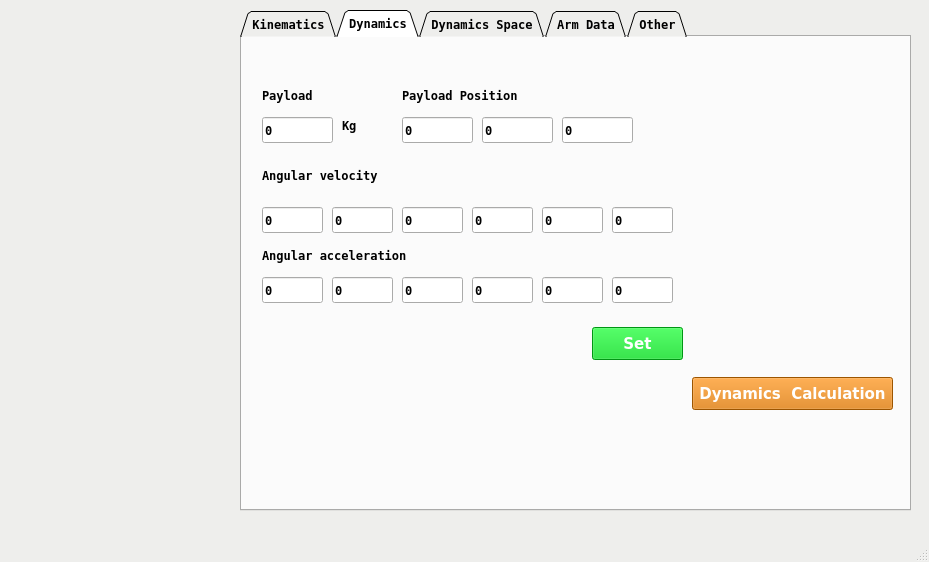
Old version of the form interface_control/scripts/main.ui in the repository SamKaiYang/Optimization-of-robotic-arm-design.
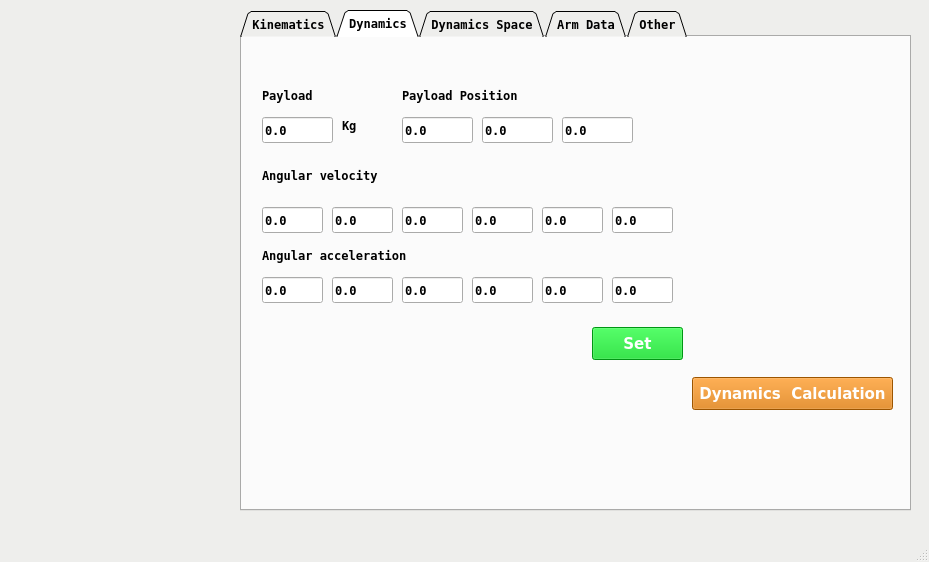
New version of the form. Icons and pictures are not drawn.

```diff
--- a/interface_control/scripts/main.ui
+++ b/interface_control/scripts/main.ui
@@ -367,7 +367,7 @@
        </rect>
       </property>
       <property name="text">
-       <string>0</string>
+       <string>0.0</string>
       </property>
      </widget>
      <widget class="QLineEdit" name="lineEdit_vel_0">
@@ -380,7 +380,7 @@
        </rect>
       </property>
       <property name="text">
-       <string>0</string>
+       <string>0.0</string>
       </property>
      </widget>
      <widget class="QLabel" name="label">
@@ -432,7 +432,7 @@
        </rect>
       </property>
       <property name="text">
-       <string>0</string>
+       <string>0.0</string>
       </property>
      </widget>
      <widget class="QLineEdit" name="lineEdit_vel_2">
@@ -445,7 +445,7 @@
        </rect>
       </property>
       <property name="text">
-       <string>0</string>
+       <string>0.0</string>
       </property>
      </widget>
      <widget class="QLineEdit" name="lineEdit_vel_3">
@@ -458,7 +458,7 @@
        </rect>
       </property>
       <property name="text">
-       <string>0</string>
+       <string>0.0</string>
       </property>
      </widget>
      <widget class="QLineEdit" name="lineEdit_vel_4">
@@ -471,7 +471,7 @@
        </rect>
       </property>
       <property name="text">
-       <string>0</string>
+       <string>0.0</string>
       </property>
      </widget>
      <widget class="QLineEdit" name="lineEdit_vel_5">
@@ -484,7 +484,7 @@
        </rect>
       </property>
       <property name="text">
-       <string>0</string>
+       <string>0.0</string>
       </property>
      </widget>
      <widget class="QLineEdit" name="lineEdit_acc_2">
@@ -497,7 +497,7 @@
        </rect>
       </property>
       <property name="text">
-       <string>0</string>
+       <string>0.0</string>
       </property>
      </widget>
      <widget class="QLineEdit" name="lineEdit_acc_5">
@@ -510,7 +510,7 @@
        </rect>
       </property>
       <property name="text">
-       <string>0</string>
+       <string>0.0</string>
       </property>
      </widget>
      <widget class="QLineEdit" name="lineEdit_acc_4">
@@ -523,7 +523,7 @@
        </rect>
       </property>
       <property name="text">
-       <string>0</string>
+       <string>0.0</string>
       </property>
      </widget>
      <widget class="QLineEdit" name="lineEdit_acc_1">
@@ -536,7 +536,7 @@
        </rect>
       </property>
       <property name="text">
-       <string>0</string>
+       <string>0.0</string>
       </property>
      </widget>
      <widget class="QLineEdit" name="lineEdit_acc_3">
@@ -549,7 +549,7 @@
        </rect>
       </property>
       <property name="text">
-       <string>0</string>
+       <string>0.0</string>
       </property>
      </widget>
      <widget class="QLineEdit" name="lineEdit_acc_0">
@@ -562,7 +562,7 @@
        </rect>
       </property>
       <property name="text">
-       <string>0</string>
+       <string>0.0</string>
       </property>
      </widget>
      <widget class="QLabel" name="label_4">
@@ -588,7 +588,7 @@
        </rect>
       </property>
       <property name="text">
-       <string>0</string>
+       <string>0.0</string>
       </property>
      </widget>
      <widget class="QLineEdit" name="lineEdit_payload_y">
@@ -601,7 +601,7 @@
        </rect>
       </property>
       <property name="text">
-       <string>0</string>
+       <string>0.0</string>
       </property>
      </widget>
      <widget class="QLineEdit" name="lineEdit_payload_z">
@@ -614,7 +614,7 @@
        </rect>
       </property>
       <property name="text">
-       <string>0</string>
+       <string>0.0</string>
       </property>
      </widget>
      <widget class="QLabel" name="label_5">
```
